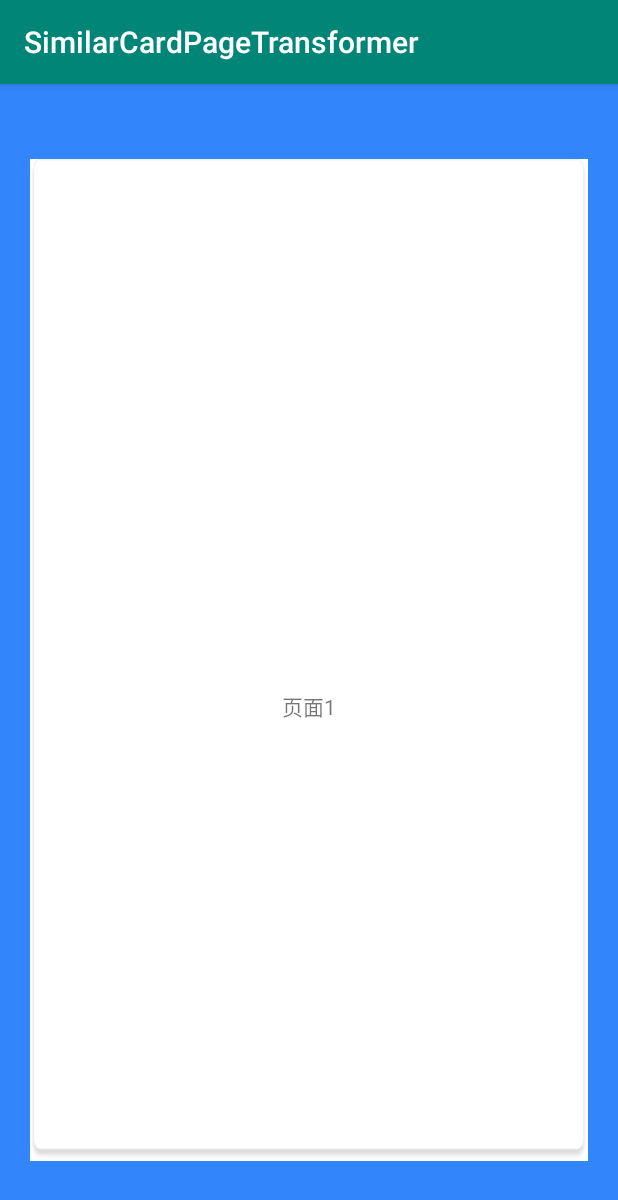
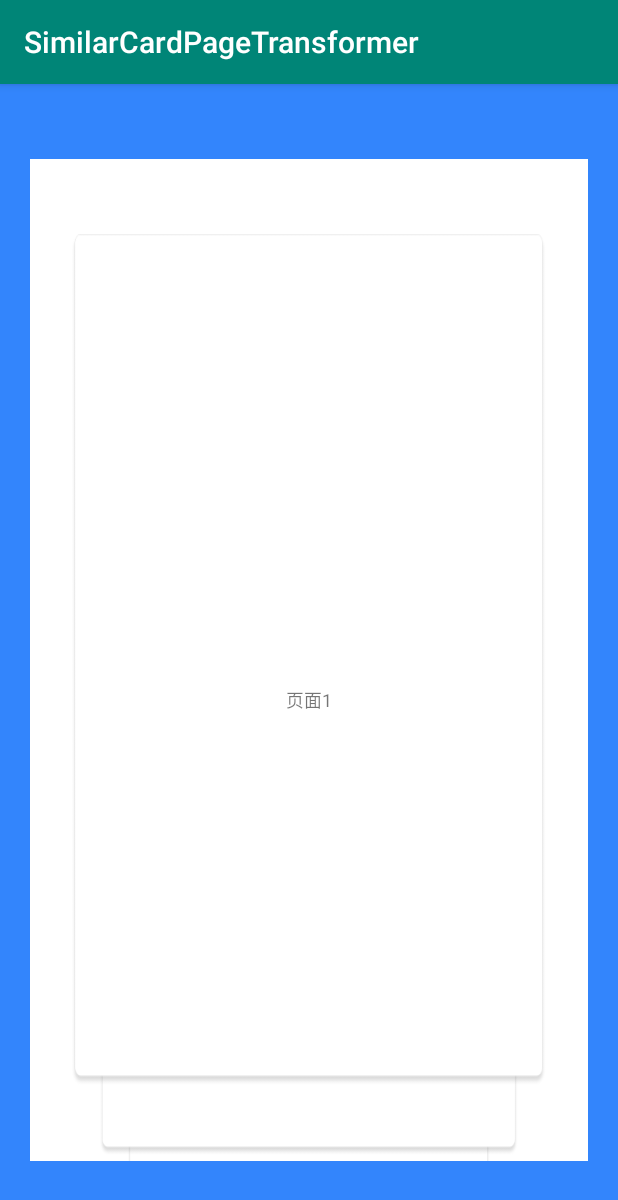
Before and after one commit to MasterSumCloud/SimilarCardPageTransformer, an Android app: the screen it shows after launch (MainActivity), on a phone screen of 412 x 824 dp. Shown: the top 1200 px of the screen. Run offline under Robolectric (Android 15) with nearby library versions, the phone set to English and light mode, and no system bars.

Commit message:
修改tranf设置

```diff
--- a/app/src/main/java/com/example/similarcardpagetransformer/CardPageAdapter.java
+++ b/app/src/main/java/com/example/similarcardpagetransformer/CardPageAdapter.java
@@ -4,6 +4,7 @@ import android.content.Context;
 import android.view.View;
 import android.view.ViewGroup;
 import android.widget.TextView;
+import android.widget.Toast;
 
 import androidx.annotation.NonNull;
 import androidx.constraintlayout.widget.ConstraintLayout;
@@ -44,6 +45,13 @@ public class CardPageAdapter extends PagerAdapter {
         tvPage.setText(mListData.get(position));
 
         container.addView(inflate);
+
+        tvPage.setOnClickListener(new View.OnClickListener() {
+            @Override
+            public void onClick(View view) {
+                Toast.makeText(mContext, "测试点击", Toast.LENGTH_SHORT);
+            }
+        });
         return inflate;
     }
 
--- a/app/src/main/java/com/example/similarcardpagetransformer/MainActivity.java
+++ b/app/src/main/java/com/example/similarcardpagetransformer/MainActivity.java
@@ -5,6 +5,8 @@ import androidx.viewpager.widget.ViewPager;
 
 import android.os.Bundle;
 import android.view.View;
+
+import com.example.similarcardpagetransformer.transformer.CardPageTransformer;
 
 import java.util.ArrayList;
 
@@ -31,9 +33,14 @@ public class MainActivity extends AppCompatActivity {
         listData.add("页面4");
         listData.add("页面5");
         listData.add("页面6");
+        listData.add("页面7");
+        listData.add("页面8");
+        listData.add("页面9");
+        listData.add("页面10");
 
-
-        CardPageAdapter cardPageAdapter = new CardPageAdapter(this,listData);
+        mViewPager.setOffscreenPageLimit(3);
+        CardPageAdapter cardPageAdapter = new CardPageAdapter(this, listData);
+        mViewPager.setPageTransformer(true, new CardPageTransformer(mViewPager));
         mViewPager.setAdapter(cardPageAdapter);
     }
 }
--- a/app/src/main/java/com/example/similarcardpagetransformer/transformer/CardPageTransformer.java
+++ b/app/src/main/java/com/example/similarcardpagetransformer/transformer/CardPageTransformer.java
@@ -1,5 +1,6 @@
 package com.example.similarcardpagetransformer.transformer;
 
+import android.util.Log;
 import android.view.View;
 
 import androidx.annotation.NonNull;
@@ -11,8 +12,66 @@ import androidx.viewpager.widget.ViewPager;
  * description:
  */
 public class CardPageTransformer implements ViewPager.PageTransformer {
+    private ViewPager mCurrentViewPager;
+
+    private static final float CENTER_PAGE_SCALE = 0.85f;
+
+    //页面显示限制 一般为mCurrentViewPager.getOffscreenPageLimit()   PS:特别提示  如果这样用需要再外面设置 否则不显示
+    private int mOffscreenPageLimit = 3;
+
+    public CardPageTransformer(ViewPager viewPager) {
+        this.mCurrentViewPager = viewPager;
+    }
+
     @Override
     public void transformPage(@NonNull View page, float position) {
 
+        if (position > -1 && position < 0) {
+            float rotation = position * 30;
+            page.setRotation(rotation);
+            page.setAlpha((position * position * position + 1));
+        } else if (position > mOffscreenPageLimit - 1) {
+            page.setAlpha((float) (1 - position + Math.floor(position)));
+        } else {
+            page.setRotation(0);
+            page.setAlpha(1);
+        }
+
+        //对对应页面设置缩放比例
+        if (position == 0) {
+            page.setScaleX(CENTER_PAGE_SCALE);
+            page.setScaleY(CENTER_PAGE_SCALE);
+            page.setClickable(true);
+        } else {
+            float scaleFactor = Math.min(CENTER_PAGE_SCALE - position * 0.1f, CENTER_PAGE_SCALE);
+            page.setScaleX(scaleFactor);
+            page.setScaleY(scaleFactor);
+        }
+
+        //针对显示的 进行偏移 需要其他样式 修改这个
+        if (position >= 0) {
+            //例子 向下 具体根据你的需求来定义
+            page.setTranslationY(120 * position);
+            page.setTranslationX(-page.getWidth() * position);
+            //例子 向上
+//            page.setTranslationY(-120 * position);
+//            page.setTranslationX(-page.getWidth() * position);
+            //例子 向左
+//            page.setTranslationY(0);
+//            page.setTranslationX(-page.getWidth() * position - 100 * position);
+            //例子 向右
+//            page.setTranslationY(0);
+//            page.setTranslationX(-page.getWidth() * position + 100 * position);
+
+            page.setClickable(false);
+        }
+        //超出部分一律不显示
+        if (position >= mOffscreenPageLimit || position <= -1) {
+            page.setVisibility(View.GONE);
+        } else {
+            page.setVisibility(View.VISIBLE);
+        }
     }
+
+
 }
```
